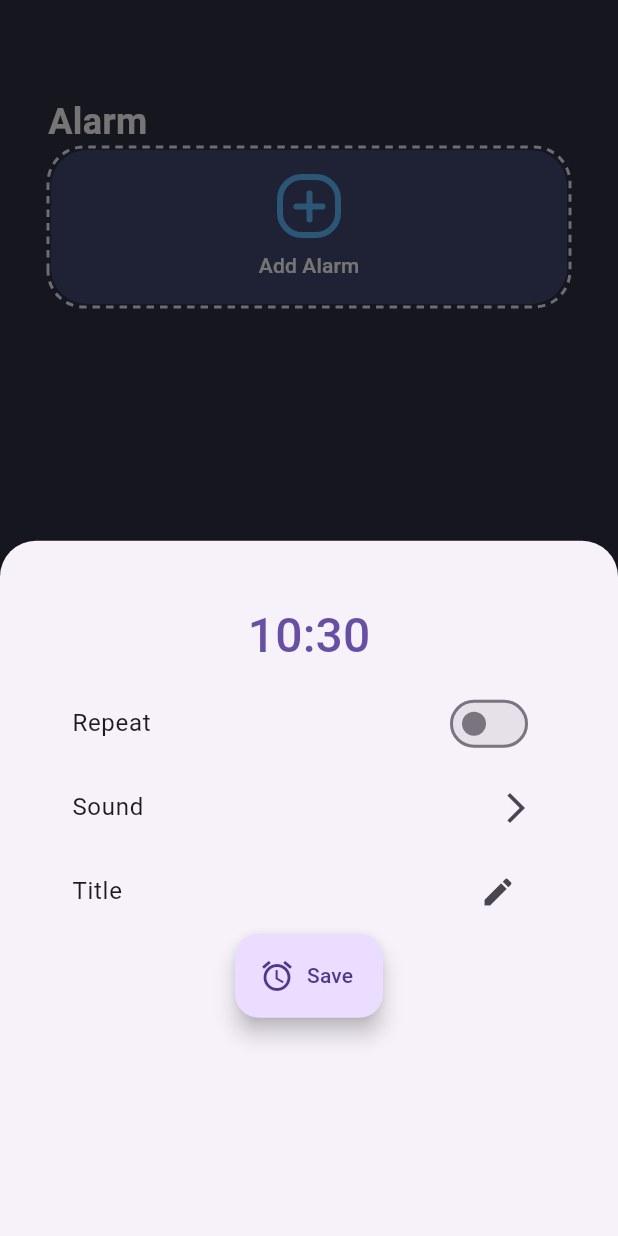
After one commit to rasitesdmr/pokeme, a Flutter app: the screen it shows after launch, after a tap on the "alarm" icon, after a tap on "Add Alarm", on a phone screen of 412 x 824 dp. The commit adds this screen. Run offline on Flutter 3.47's test engine with Material 3 defaults, Android fonts, the phone set to English and light mode, and no system bars; drawn by our look-alikes of dotted_border; our stand-ins replace flutter_local_notifications, flutter_slidable, rxdart, sqflite; missing offline and left inert: android_alarm_manager_plus, android_intent, flutter_analog_clock; accounts and stored records are empty; Roboto replaces fonts that are missing (avenir).

Commit message:
alarm screen created

```diff
--- a/lib/main.dart
+++ b/lib/main.dart
@@ -1,13 +1,20 @@
+import 'package:android_alarm_manager_plus/android_alarm_manager_plus.dart';
 import 'package:flutter/material.dart';
+import 'package:flutter_local_notifications/flutter_local_notifications.dart';
 import 'package:pokeme/enums/menu_type_enum.dart';
+import 'package:pokeme/notifications/alarm_notification_manager.dart';
 import 'package:pokeme/providers/menu_selection_provider.dart';
-import 'package:pokeme/screens/clock_screens.dart';
+import 'package:pokeme/screens/clock_screen.dart';
 import 'package:provider/provider.dart';
 
 final navigatorKey = GlobalKey<NavigatorState>();
+FlutterLocalNotificationsPlugin flutterLocalNotificationsPlugin =
+    FlutterLocalNotificationsPlugin();
 
 void main() async {
   WidgetsFlutterBinding.ensureInitialized();
+  await AlarmNotificationManager.initializeNotifications();
+  await AndroidAlarmManager.initialize();
   runApp(const MyApp());
 }
 
--- a/lib/notifications/alarm_notification_manager.dart
+++ b/lib/notifications/alarm_notification_manager.dart
@@ -82,7 +82,7 @@ class AlarmNotificationManager {
       channelDescription: 'your_channel_description',
       importance: Importance.max,
       priority: Priority.high,
-      sound: UriAndroidNotificationSound(customSoundPath!),
+      sound: RawResourceAndroidNotificationSound(customSoundPath!),
       enableVibration: true,
       playSound: true,
       vibrationPattern: Int64List.fromList([0, 1000, 500, 1000]),
--- /dev/null
+++ b/lib/screens/alarm_screens.dart
@@ -0,0 +1,403 @@
+import 'dart:io';
+import 'package:android_alarm_manager_plus/android_alarm_manager_plus.dart';
+import 'package:android_intent/android_intent.dart';
+import 'package:dotted_border/dotted_border.dart';
+import 'package:flutter/material.dart';
+import 'package:intl/intl.dart';
+import 'package:flutter_slidable/flutter_slidable.dart';
+import 'package:pokeme/database/alarm_database_manager.dart';
+import 'package:pokeme/models/alarm.dart';
+import 'package:pokeme/notifications/alarm_notification_manager.dart';
+import 'package:pokeme/styles/app_color_palette.dart';
+
+class AlarmScreen extends StatefulWidget {
+  const AlarmScreen({super.key});
+
+  @override
+  _AlarmScreenState createState() => _AlarmScreenState();
+}
+
+class _AlarmScreenState extends State<AlarmScreen> {
+  DateTime? _alarmTime;
+  late String _alarmTimeString;
+  bool _isRepeatSelected = false;
+  AlarmDatabaseManager _alarmDatabaseManager = AlarmDatabaseManager();
+  Future<List<Alarm>>? _alarms;
+  List<Alarm>? _currentAlarms;
+  late String _selectedTitle;
+  static String selectedSoundPath = 'alarm_sound';
+  File? selectedMusicFile;
+
+  @override
+  void initState() {
+    _alarmTime = DateTime.now();
+    _alarmDatabaseManager.initializeDatabase().then((value) {
+      loadAlarms();
+    });
+    listenToNotifications();
+    super.initState();
+  }
+
+  listenToNotifications() {
+    print("Listening to notification");
+    AlarmNotificationManager.onClickNotification.stream.listen((event) {
+      print(event);
+      Navigator.pushNamed(context, '/another', arguments: event);
+    });
+  }
+
+  void loadAlarms() {
+    _alarms = _alarmDatabaseManager.fetchAllAlarms();
+    if (mounted) setState(() {});
+  }
+
+  void openAlarmBottomSheet({Alarm? selectedAlarm}) {
+    _alarmTimeString = selectedAlarm != null
+        ? DateFormat('HH:mm').format(selectedAlarm.alarmDateTime!)
+        : DateFormat('HH:mm').format(DateTime.now());
+    _selectedTitle = selectedAlarm?.title ?? '';
+    showModalBottomSheet(
+      useRootNavigator: true,
+      context: context,
+      clipBehavior: Clip.antiAlias,
+      shape: RoundedRectangleBorder(
+        borderRadius: BorderRadius.vertical(
+          top: Radius.circular(24),
+        ),
+      ),
+      builder: (context) {
+        return StatefulBuilder(
+          builder: (context, setModalState) {
+            return Container(
+              padding: const EdgeInsets.all(32),
+              child: Column(
+                children: [
+                  TextButton(
+                    onPressed: () async {
+                      var selectedTime = await showTimePicker(
+                        context: context,
+                        initialTime: TimeOfDay.now(),
+                        builder: (BuildContext context, Widget? child) {
+                          return MediaQuery(
+                            data: MediaQuery.of(context)
+                                .copyWith(alwaysUse24HourFormat: true),
+                            child: child!,
+                          );
+                        },
+                      );
+                      if (selectedTime != null) {
+                        final now = DateTime.now();
+                        var selectedDateTime = DateTime(
+                          now.year,
+                          now.month,
+                          now.day,
+                          selectedTime.hour,
+                          selectedTime.minute,
+                        );
+                        _alarmTime = selectedDateTime;
+                        setModalState(
+                          () {
+                            _alarmTimeString =
+                                DateFormat('HH:mm').format(selectedDateTime);
+                          },
+                        );
+                      }
+                    },
+                    child: Text(
+                      _alarmTimeString,
+                      style: TextStyle(fontSize: 32),
+                    ),
+                  ),
+                  ListTile(
+                    title: Text('Repeat'),
+                    trailing: Switch(
+                      onChanged: (value) {
+                        setModalState(() {
+                          _isRepeatSelected = value;
+                        });
+                      },
+                      value: _isRepeatSelected,
+                    ),
+                  ),
+                  ListTile(
+                    title: Text('Sound'),
+                    trailing: Icon(Icons.arrow_forward_ios),
+                    onTap: () async {},
+                  ),
+                  ListTile(
+                    title: Text('Title'),
+                    trailing: IconButton(
+                      icon: Icon(Icons.edit),
+                      onPressed: () {
+                        // Başlık düzenleme işlemi burada
+                        showDialog(
+                          context: context,
+                          builder: (context) {
+                            return AlertDialog(
+                              title: Text('Edit Title'),
+                              content: TextField(
+                                onChanged: (value) {
+                                  _selectedTitle = value;
+                                },
+                                controller:
+                                    TextEditingController(text: _selectedTitle),
+                              ),
+                              actions: <Widget>[
+                                TextButton(
+                                  child: Text('OK'),
+                                  onPressed: () {
+                                    Navigator.of(context).pop();
+                                    setModalState(() {});
+                                  },
+                                ),
+                              ],
+                            );
+                          },
+                        );
+                      },
+                    ),
+                  ),
+                  FloatingActionButton.extended(
+                    onPressed: () {
+                      onSaveAlarm(selectedAlarm);
+                    },
+                    icon: Icon(Icons.alarm),
+                    label: Text(selectedAlarm == null ? 'Save' : 'Update'),
+                  ),
+                ],
+              ),
+            );
+          },
+        );
+      },
+    );
+  }
+
+  void onSaveAlarm(Alarm? selectedAlarm) {
+    DateTime now = DateTime.now();
+    DateTime scheduleAlarmDateTime;
+
+    if (_alarmTime!.isAfter(now)) {
+      scheduleAlarmDateTime = _alarmTime!;
+    } else {
+      scheduleAlarmDateTime = _alarmTime!.add(Duration(days: 1));
+    }
+
+    var alarmInfo = Alarm(
+      alarmDateTime: scheduleAlarmDateTime,
+      gradientColorIndex: _currentAlarms!.length,
+      title: _selectedTitle,
+    );
+
+    if (selectedAlarm == null) {
+      _alarmDatabaseManager.addAlarm(alarmInfo);
+    } else {
+      selectedAlarm.alarmDateTime = scheduleAlarmDateTime;
+      selectedAlarm.title = _selectedTitle;
+      _alarmDatabaseManager.updateAlarm(selectedAlarm);
+    }
+
+    Navigator.pop(context);
+    loadAlarms();
+    scheduleAlarm(scheduleAlarmDateTime); // Alarmı zamanla
+  }
+
+  void deleteAlarm(int? id) {
+    _alarmDatabaseManager.deleteAlarmById(id);
+    loadAlarms();
+  }
+
+  Future<void> scheduleAlarm(DateTime scheduledNotificationDateTime) async {
+    var alarmId =
+        0; // Bu ID'yi her alarm için benzersiz olacak şekilde ayarlayın.
+    await AndroidAlarmManager.oneShotAt(
+      scheduledNotificationDateTime,
+      alarmId,
+      alarmCallback,
+      exact: true,
+      wakeup: true,
+    );
+  }
+
+  @pragma('vm:entry-point')
+  static void alarmCallback() {
+    AlarmNotificationManager.displayAlarmWithAction(
+      title: "Alarm",
+      body: "Alarmınız çalıyor!",
+      payload: 'Alarm Payload',
+      customSoundPath: selectedSoundPath,
+    );
+  }
+
+  @override
+  Widget build(BuildContext context) {
+    return Container(
+      padding: EdgeInsets.symmetric(horizontal: 32, vertical: 64),
+      child: Column(
+        crossAxisAlignment: CrossAxisAlignment.start,
+        children: <Widget>[
+          Text(
+            'Alarm',
+            style: TextStyle(
+                fontFamily: 'avenir',
+                fontWeight: FontWeight.w700,
+                color: AppColorPalette.primaryTextColor,
+                fontSize: 24),
+          ),
+          Expanded(
+            child: FutureBuilder<List<Alarm>>(
+              future: _alarms,
+              builder: (context, snapshot) {
+                if (snapshot.hasData) {
+                  _currentAlarms = snapshot.data;
+                  return ListView(
+                    children: snapshot.data!.map<Widget>((alarm) {
+                      var alarmTime =
+                          DateFormat('HH:mm').format(alarm.alarmDateTime!);
+                      var gradientColor = GradientTemplate
+                          .gradientTemplate[alarm.gradientColorIndex!].colors;
+                      return Slidable(
+                        key: Key(alarm.id.toString()),
+                        endActionPane: ActionPane(
+                          motion: const DrawerMotion(),
+                          extentRatio: 0.25,
+                          children: [
+                            SlidableAction(
+                              onPressed: (BuildContext context) =>
+                                  deleteAlarm(alarm.id),
+                              backgroundColor: Colors.transparent,
+                              foregroundColor: Colors.white,
+                              icon: Icons.delete,
+                              label: 'Delete',
+                              flex: 2,
+                              borderRadius: BorderRadius.circular(30),
+                              spacing: 4,
+                              autoClose: true,
+                            ),
+                          ],
+                        ),
+                        child: GestureDetector(
+                          onTap: () =>
+                              openAlarmBottomSheet(selectedAlarm: alarm),
+                          child: Container(
+                            margin: const EdgeInsets.only(bottom: 16),
+                            padding: const EdgeInsets.symmetric(
+                                horizontal: 16, vertical: 8),
+                            decoration: BoxDecoration(
+                              gradient: LinearGradient(
+                                colors: gradientColor,
+                                begin: Alignment.centerLeft,
+                                end: Alignment.centerRight,
+                              ),
+                              boxShadow: [
+                                BoxShadow(
+                                  color: gradientColor.last.withOpacity(0.4),
+                                  blurRadius: 8,
+                                  spreadRadius: 2,
+                                  offset: Offset(4, 4),
+                                ),
+                              ],
+                              borderRadius:
+                                  BorderRadius.all(Radius.circular(24)),
+                            ),
+                            child: Column(
+                              crossAxisAlignment: CrossAxisAlignment.start,
+                              children: <Widget>[
+                                Row(
+                                  mainAxisAlignment:
+                                      MainAxisAlignment.spaceBetween,
+                                  children: <Widget>[
+                                    Text(
+                                      alarmTime,
+                                      style: TextStyle(
+                                          color: Colors.white,
+                                          fontFamily: 'avenir',
+                                          fontSize: 24,
+                                          fontWeight: FontWeight.w700),
+                                    ),
+                                  ],
+                                ),
+                                Row(
+                                  mainAxisAlignment:
+                                      MainAxisAlignment.spaceBetween,
+                                  children: <Widget>[
+                                    Row(
+                                      children: <Widget>[
+                                        Icon(
+                                          Icons.label,
+                                          color: Colors.white,
+                                          size: 24,
+                                        ),
+                                        SizedBox(width: 8),
+                                        Text(
+                                          alarm.title!,
+                                          style: TextStyle(
+                                              color: Colors.white,
+                                              fontFamily: 'avenir'),
+                                        ),
+                                      ],
+                                    ),
+                                    Switch(
+                                      onChanged: (bool value) {},
+                                      value: true,
+                                      activeColor: Colors.white,
+                                    ),
+                                  ],
+                                ),
+                              ],
+                            ),
+                          ),
+                        ),
+                      );
+                    }).followedBy([
+                      DottedBorder(
+                        strokeWidth: 2,
+                        color: AppColorPalette.clockOutline,
+                        borderType: BorderType.RRect,
+                        radius: Radius.circular(24),
+                        dashPattern: [5, 4],
+                        child: Container(
+                          width: double.infinity,
+                          decoration: BoxDecoration(
+                            color: AppColorPalette.clockBG,
+                            borderRadius: BorderRadius.all(Radius.circular(24)),
+                          ),
+                          child: MaterialButton(
+                            padding: const EdgeInsets.symmetric(
+                                horizontal: 32, vertical: 16),
+                            onPressed: () => openAlarmBottomSheet(),
+                            child: Column(
+                              children: <Widget>[
+                                Image.asset(
+                                  'assets/add_alarm.png',
+                                  scale: 1.5,
+                                ),
+                                SizedBox(height: 8),
+                                Text(
+                                  'Add Alarm',
+                                  style: TextStyle(
+                                      color: Colors.white,
+                                      fontFamily: 'avenir'),
+                                ),
+                              ],
+                            ),
+                          ),
+                        ),
+                      )
+                    ]).toList(),
+                  );
+                }
+                return Center(
+                  child: Text(
+                    'Loading..',
+                    style: TextStyle(color: Colors.white),
+                  ),
+                );
+              },
+            ),
+          ),
+        ],
+      ),
+    );
+  }
+}
--- a/lib/screens/clock_screens.dart
+++ b/lib/screens/clock_screen.dart
@@ -1,6 +1,7 @@
 import 'package:flutter/material.dart';
 import 'package:pokeme/enums/menu_type_enum.dart';
 import 'package:pokeme/providers/menu_selection_provider.dart';
+import 'package:pokeme/screens/alarm_screens.dart';
 import 'package:pokeme/widgets/analog_clock_builder.dart';
 import 'package:pokeme/widgets/navigation_control_builder.dart';
 import 'package:pokeme/widgets/real_time_clock_widget.dart';
@@ -57,7 +58,7 @@ class _ClockScreenState extends State<ClockScreen> {
               builder: (BuildContext context,
                   MenuSelectionProvider menuSelectionProvider, Widget? child) {
                 if (menuSelectionProvider.menuTypeEnum == MenuTypeEnum.alarm) {
-                  return Container();
+                  return AlarmScreen();
                 }
                 return Container(
                   padding:
```
Also changed, not shown: assets/add_alarm.png (added), 1 other file.
